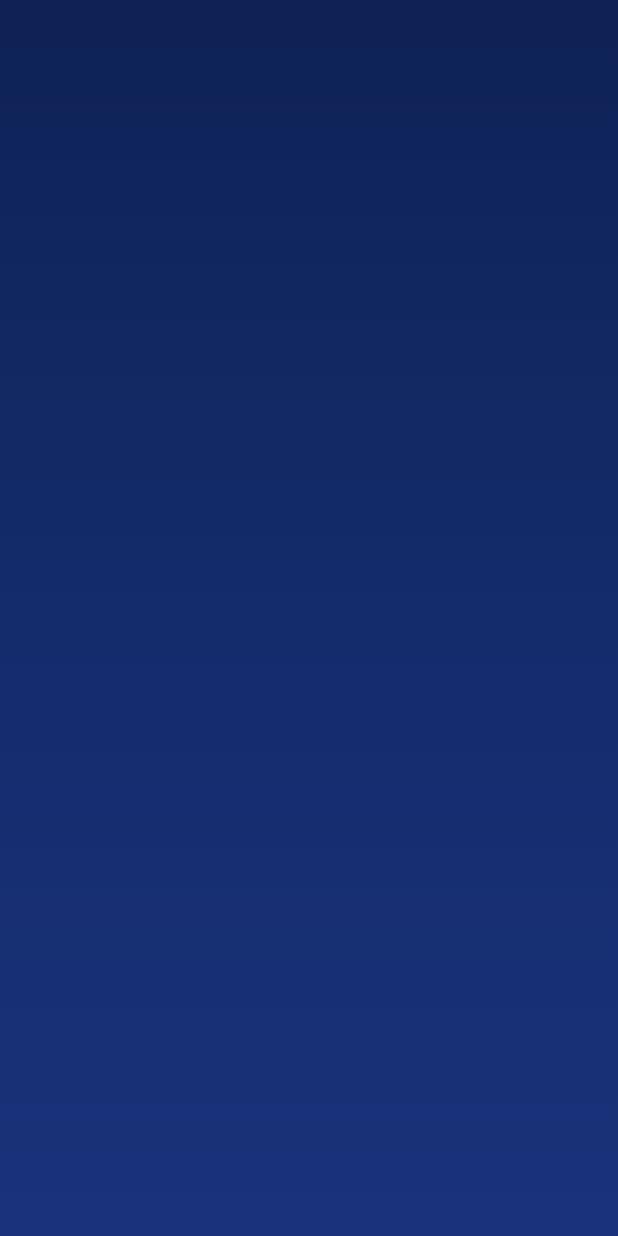
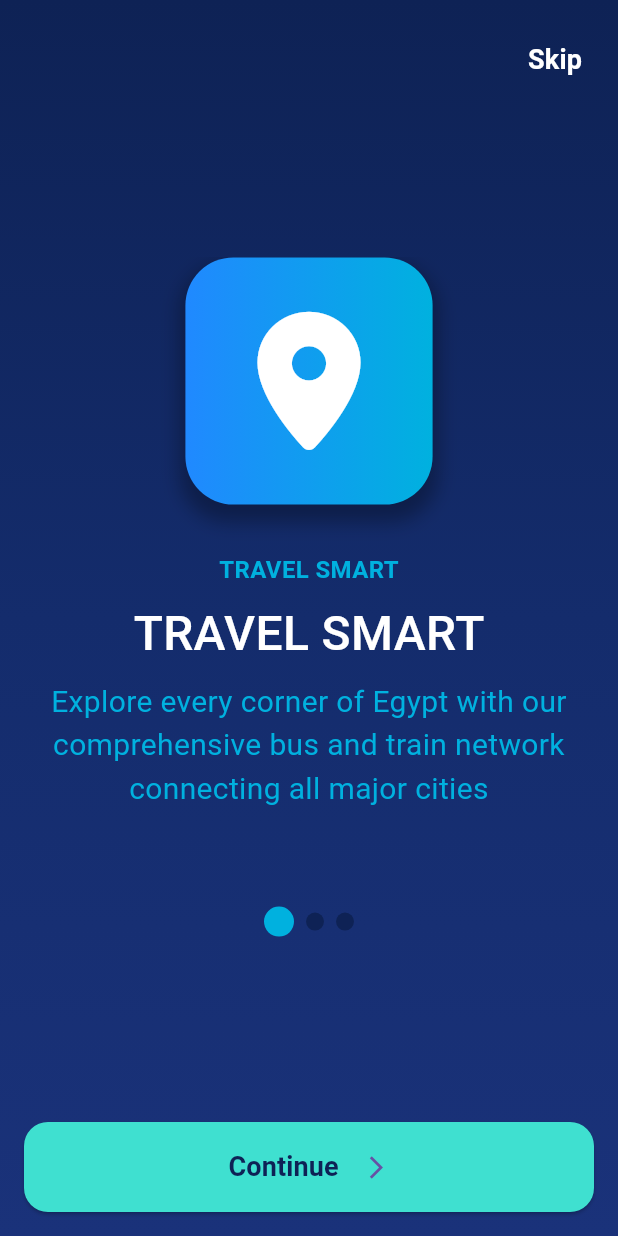
Before and after one commit to AfraimElkesEleia/Transportation-App-Graduation-Project, a Flutter app: the screen it shows after launch, on a phone screen of 412 x 824 dp. Run offline on Flutter 3.47's test engine with Material 3 defaults, Android fonts, the phone set to English and light mode, and no system bars; drawn by our look-alikes of expandable_page_view; our stand-ins replace font_awesome_flutter.

Commit message:
-done onboarding screen v1 - without animation

```diff
--- a/lib/core/theming/colors.dart
+++ b/lib/core/theming/colors.dart
@@ -4,4 +4,6 @@ abstract class ColorsManager {
   static final darkBlue = Color(0xFF0E2255);
   static final lightColor = Color(0xFF1a327a);
   static final middleColor = Color(0xFF142c6c);
+  static final brightBlue = Color(0xFF2089ff);
+  static final cyanBlue = Color(0xFF00b1df);
 }
--- /dev/null
+++ b/lib/features/onboarding/data/page_view_model.dart
@@ -0,0 +1,15 @@
+import 'package:flutter/material.dart';
+
+class PageViewModel {
+  final String subtitle;
+  final String title;
+  final String description;
+  final IconData icon;
+
+  const PageViewModel({
+    required this.subtitle,
+    required this.title,
+    required this.description,
+    required this.icon,
+  });
+}
--- a/lib/features/onboarding/presentation/views/onboarding_screen_mobile.dart
+++ b/lib/features/onboarding/presentation/views/onboarding_screen_mobile.dart
@@ -1,5 +1,11 @@
 import 'package:flutter/material.dart';
+import 'package:font_awesome_flutter/font_awesome_flutter.dart';
+import 'package:transportation_app/core/helper/spacing.dart';
 import 'package:transportation_app/core/widgets/basic_container.dart';
+import 'package:transportation_app/features/onboarding/data/page_view_model.dart';
+import 'package:transportation_app/features/onboarding/presentation/widgets/next_button.dart';
+import 'package:transportation_app/features/onboarding/presentation/widgets/on_boarding_screen_page_view.dart';
+import 'package:transportation_app/features/onboarding/presentation/widgets/page_view_indicator.dart';
 
 class OnboardingScreenMobile extends StatefulWidget {
   const OnboardingScreenMobile({super.key});
@@ -10,6 +16,30 @@ class OnboardingScreenMobile extends StatefulWidget {
 
 class _OnboardingScreenMobileState extends State<OnboardingScreenMobile> {
   late final PageController _pageController;
+  int index = 0;
+  final List<PageViewModel> pageViewModels = [
+    PageViewModel(
+      subtitle: "TRAVEL SMART",
+      title: "Discover Egypt",
+      description:
+          "Explore every corner of Egypt with our comprehensive bus and train network connecting all major cities",
+      icon: FontAwesomeIcons.locationDot,
+    ),
+    PageViewModel(
+      subtitle: "STAY INFORMED",
+      title: "Real-Time Updates",
+      description:
+          "Get instant notifications about schedules, delays, and platform changes. Never miss your journey",
+      icon: FontAwesomeIcons.clock,
+    ),
+    PageViewModel(
+      subtitle: "TRAVEL CONFIDENT",
+      title: "Secure & Reliable",
+      description:
+          "Book with confidence using our secure payment system and reliable transportation partners",
+      icon: Icons.shield,
+    ),
+  ];
   @override
   void initState() {
     _pageController = PageController();
@@ -26,7 +56,48 @@ class _OnboardingScreenMobileState extends State<OnboardingScreenMobile> {
   Widget build(BuildContext context) {
     return Scaffold(
       body: BasicContainer(
-        child: Column(children: [Expanded(child: PageView())]),
+        child: Column(
+          children: [
+            verticalSpace(space: 16),
+            Row(
+              mainAxisAlignment: MainAxisAlignment.end,
+              children: [
+                ElevatedButton(
+                  onPressed: () {},
+                  style: ElevatedButton.styleFrom(
+                    backgroundColor: Colors.transparent,
+                    elevation: 0,
+                  ),
+                  child: Text(
+                    "Skip",
+                    style: TextStyle(
+                      color: Colors.white,
+                      fontWeight: FontWeight.w600,
+                      fontSize: 18,
+                    ),
+                  ),
+                ),
+              ],
+            ),
+            Spacer(),
+            OnBoardingScreenPageView(
+              onPageChanged: (value) {
+                setState(() {
+                  index = value;
+                });
+              },
+              pageController: _pageController,
+              pageViewModel: pageViewModels[index],
+            ),
+            verticalSpace(space: 64),
+            PageViewIndicator(index: index),
+            Spacer(),
+            Padding(
+              padding: const EdgeInsets.all(16.0),
+              child: NextButton(pageController: _pageController, index: index),
+            ),
+          ],
+        ),
       ),
     );
   }
--- /dev/null
+++ b/lib/features/onboarding/presentation/widgets/dot_indicator.dart
@@ -0,0 +1,23 @@
+import 'package:flutter/material.dart';
+import 'package:transportation_app/core/theming/colors.dart';
+
+class DotIndicator extends StatelessWidget {
+  final bool isActive;
+  const DotIndicator({super.key, required this.isActive});
+
+  @override
+  Widget build(BuildContext context) {
+    return AnimatedContainer(
+      duration: const Duration(milliseconds: 500),
+      width: isActive ? 20 : 12,
+      height: isActive ? 20 : 12,
+      margin: EdgeInsets.symmetric(horizontal: 4),
+      decoration: ShapeDecoration(
+        shape: RoundedRectangleBorder(
+          borderRadius: BorderRadiusGeometry.circular(16),
+        ),
+        color: isActive ? ColorsManager.cyanBlue : ColorsManager.darkBlue,
+      ),
+    );
+  }
+}
--- /dev/null
+++ b/lib/features/onboarding/presentation/widgets/icon_container_widget.dart
@@ -0,0 +1,46 @@
+import 'package:flutter/material.dart';
+import 'package:transportation_app/core/theming/colors.dart';
+
+class IconContainerWidget extends StatelessWidget {
+  final IconData icon;
+  const IconContainerWidget({super.key, required this.icon});
+
+  @override
+  Widget build(BuildContext context) {
+    return ConstrainedBox(
+      constraints: BoxConstraints(
+        maxWidth: MediaQuery.of(context).size.width / 2.5,
+      ),
+      child: AspectRatio(
+        aspectRatio: 1,
+        child: Container(
+          padding: EdgeInsets.all(8),
+          decoration: ShapeDecoration(
+            shadows: [
+              BoxShadow(
+                color: Colors.black.withOpacity(0.30),
+                blurRadius: 10,
+                spreadRadius: 3,
+                offset: Offset(0, 8),
+              ),
+            ],
+            shape: RoundedRectangleBorder(
+              borderRadius: BorderRadiusGeometry.circular(32),
+            ),
+            gradient: LinearGradient(
+              colors: [ColorsManager.brightBlue, ColorsManager.cyanBlue],
+            ),
+          ),
+          child: FittedBox(
+            fit: BoxFit.scaleDown,
+            child: Icon(
+              icon,
+              size: MediaQuery.of(context).size.width / 4.5,
+              color: Colors.white,
+            ),
+          ),
+        ),
+      ),
+    );
+  }
+}
--- /dev/null
+++ b/lib/features/onboarding/presentation/widgets/next_button.dart
@@ -0,0 +1,58 @@
+import 'package:flutter/material.dart';
+import 'package:transportation_app/core/helper/extensions.dart';
+import 'package:transportation_app/core/helper/spacing.dart';
+import 'package:transportation_app/core/routing/routes.dart';
+import 'package:transportation_app/core/theming/colors.dart';
+
+class NextButton extends StatelessWidget {
+  const NextButton({
+    super.key,
+    required PageController pageController,
+    required this.index,
+  }) : _pageController = pageController;
+
+  final PageController _pageController;
+  final int index;
+
+  @override
+  Widget build(BuildContext context) {
+    return ElevatedButton(
+      onPressed: () {
+        if (index == 2) {
+          context.pushReplacementNamed(AppRoutes.homeScreen);
+        } else {
+          _pageController.animateToPage(
+            index + 1,
+            duration: const Duration(milliseconds: 250),
+            curve: Curves.linear,
+          );
+        }
+      },
+      style: ElevatedButton.styleFrom(
+        minimumSize: Size(double.infinity, 60),
+        backgroundColor: Color(0xFF3fe0d0),
+        shape: RoundedRectangleBorder(
+          borderRadius: BorderRadiusGeometry.circular(16),
+        ),
+      ),
+      child: Row(
+        mainAxisAlignment: MainAxisAlignment.center,
+        children: [
+          Text(
+            index == 2 ? "Get Start" : "Continue",
+            style: TextStyle(
+              fontWeight: FontWeight.bold,
+              color: ColorsManager.darkBlue,
+              fontSize: 18,
+            ),
+          ),
+          horizontalSpace(space: 16),
+          Transform.rotate(
+            angle: 3.14159265,
+            child: Icon(Icons.arrow_back_ios_new),
+          ),
+        ],
+      ),
+    );
+  }
+}
--- /dev/null
+++ b/lib/features/onboarding/presentation/widgets/on_boarding_screen_page_view.dart
@@ -0,0 +1,73 @@
+import 'package:expandable_page_view/expandable_page_view.dart';
+import 'package:flutter/material.dart';
+import 'package:transportation_app/core/helper/spacing.dart';
+import 'package:transportation_app/core/theming/colors.dart';
+import 'package:transportation_app/features/onboarding/data/page_view_model.dart';
+import 'package:transportation_app/features/onboarding/presentation/widgets/icon_container_widget.dart';
+
+class OnBoardingScreenPageView extends StatelessWidget {
+  final void Function(int)? onPageChanged;
+  final PageController pageController;
+  final PageViewModel pageViewModel;
+  const OnBoardingScreenPageView({
+    super.key,
+    this.onPageChanged,
+    required this.pageController,
+    required this.pageViewModel,
+  });
+
+  @override
+  Widget build(BuildContext context) {
+    return ExpandablePageView.builder(
+      controller: pageController,
+      onPageChanged: onPageChanged,
+      itemCount: 3,
+      itemBuilder: (context, index) {
+        return OnBoardingPage(pageViewModel: pageViewModel);
+      },
+    );
+  }
+}
+
+class OnBoardingPage extends StatelessWidget {
+  final PageViewModel pageViewModel;
+  const OnBoardingPage({super.key, required this.pageViewModel});
+
+  @override
+  Widget build(BuildContext context) {
+    return Column(
+      mainAxisAlignment: MainAxisAlignment.center,
+      children: [
+        IconContainerWidget(icon: pageViewModel.icon),
+        verticalSpace(space: 32),
+        Text(
+          pageViewModel.subtitle,
+          style: TextStyle(
+            fontSize: 16,
+            fontWeight: FontWeight.bold,
+            color: ColorsManager.cyanBlue,
+          ),
+        ),
+        verticalSpace(space: 8),
+        Text(
+          pageViewModel.subtitle,
+          style: TextStyle(
+            fontSize: 32,
+            fontWeight: FontWeight.w500,
+            color: Colors.white,
+          ),
+        ),
+        verticalSpace(space: 8),
+        Text(
+          pageViewModel.description,
+          textAlign: TextAlign.center,
+          style: TextStyle(
+            fontWeight: FontWeight.w400,
+            color: ColorsManager.cyanBlue,
+            fontSize: 20,
+          ),
+        ),
+      ],
+    );
+  }
+}
--- /dev/null
+++ b/lib/features/onboarding/presentation/widgets/page_view_indicator.dart
@@ -0,0 +1,23 @@
+import 'package:flutter/material.dart';
+import 'package:transportation_app/features/onboarding/presentation/widgets/dot_indicator.dart';
+
+class PageViewIndicator extends StatelessWidget {
+  const PageViewIndicator({
+    super.key,
+    required this.index,
+  });
+
+  final int index;
+
+  @override
+  Widget build(BuildContext context) {
+    return Row(
+      mainAxisAlignment: MainAxisAlignment.center,
+      children: [
+        DotIndicator(isActive: index == 0),
+        DotIndicator(isActive: index == 1),
+        DotIndicator(isActive: index == 2),
+      ],
+    );
+  }
+}
--- a/pubspec.yaml
+++ b/pubspec.yaml
@@ -34,6 +34,8 @@ dependencies:
   # The following adds the Cupertino Icons font to your application.
   # Use with the CupertinoIcons class for iOS style icons.
   cupertino_icons: ^1.0.8
+  expandable_page_view: ^1.0.17
+  font_awesome_flutter: ^10.10.0
 
 dev_dependencies:
   flutter_test:
```
